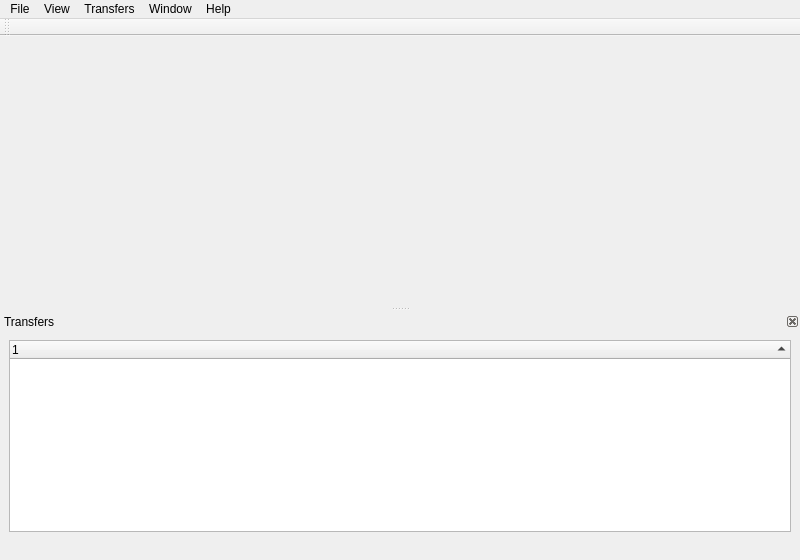
The window that ui/mainwindow.ui (apavelm/stildcpp) describes before a commit, drawn with Qt 5.
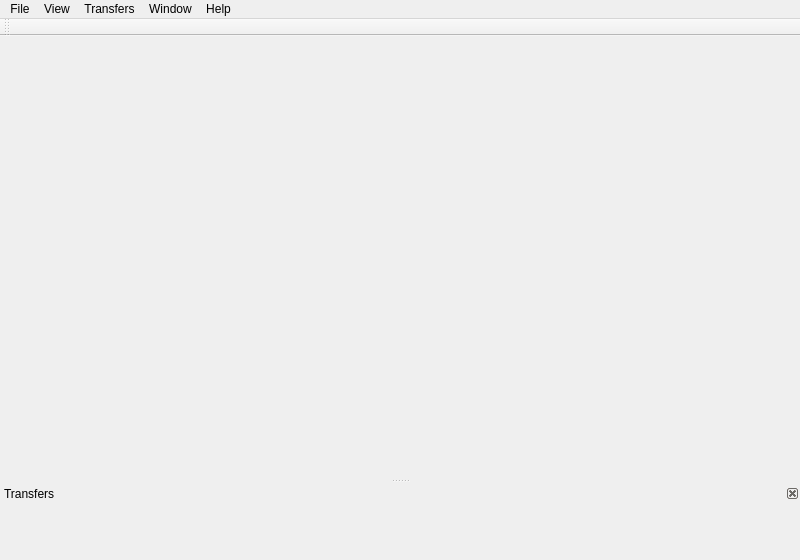
The same window after the commit. Icons and pictures are not drawn. Custom widgets are drawn as their Qt base class.

Commit message: Updated year in Banner. Core update. Started to rewriting TransferView.

Patch:
```diff
--- a/ui/mainwindow.ui
+++ b/ui/mainwindow.ui
@@ -124,27 +124,18 @@
    <widget class="QWidget" name="dockWidgetContents" >
     <layout class="QVBoxLayout" >
      <item>
-      <widget class="TransferView" name="trans_view" >
-       <property name="autoFillBackground" >
-        <bool>false</bool>
+      <widget class="QWidget" native="1" name="trans_view" >
+       <property name="sizePolicy" >
+        <sizepolicy vsizetype="Expanding" hsizetype="Expanding" >
+         <horstretch>0</horstretch>
+         <verstretch>0</verstretch>
+        </sizepolicy>
        </property>
-       <property name="editTriggers" >
-        <set>QAbstractItemView::NoEditTriggers</set>
-       </property>
-       <property name="indentation" >
-        <number>2</number>
-       </property>
-       <property name="uniformRowHeights" >
-        <bool>true</bool>
-       </property>
-       <property name="itemsExpandable" >
-        <bool>false</bool>
-       </property>
-       <property name="sortingEnabled" >
-        <bool>true</bool>
-       </property>
-       <property name="allColumnsShowFocus" >
-        <bool>true</bool>
+       <property name="minimumSize" >
+        <size>
+         <width>10</width>
+         <height>20</height>
+        </size>
        </property>
       </widget>
      </item>
@@ -449,13 +440,6 @@
    </property>
   </action>
  </widget>
- <customwidgets>
-  <customwidget>
-   <class>TransferView</class>
-   <extends>QTreeWidget</extends>
-   <header>../src/widgets/stil_TransferView.h</header>
-  </customwidget>
- </customwidgets>
  <resources>
   <include location="../src/stildcpp.qrc" />
  </resources>
```
Left out of the diff: 8 changed lines with no effect on the pictures. The commit also changes 96 other files.
